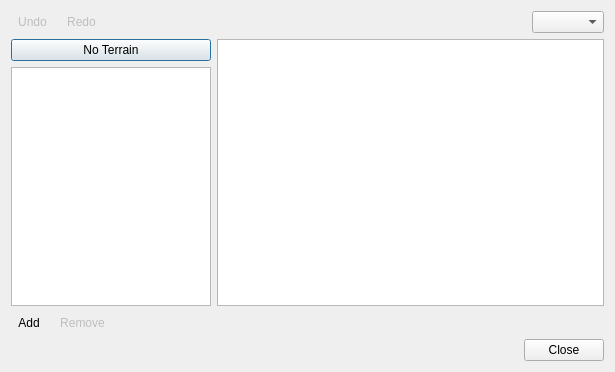
mapeditor/tiled, file src/tiled/editterraindialog.ui: the form before one commit.
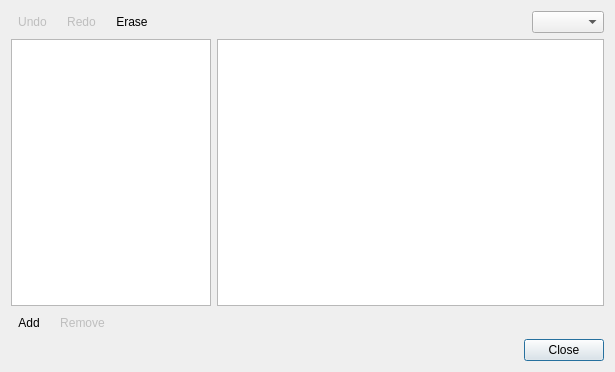
The form after the commit. Icons and pictures are not drawn. Custom widgets are drawn as their Qt base class.

Commit message:
Tried to make erasing terrain information less confusing
Now the tileset view shows a gray overlay indicating where terrain
information is specified, and the "No Terrain" button has been replaced
with one saying "Erase", which does not affect the tileset view when
toggled.

Patch:
```diff
--- a/src/tiled/editterraindialog.ui
+++ b/src/tiled/editterraindialog.ui
@@ -56,6 +56,26 @@
        </property>
       </widget>
      </item>
+     <item>
+      <widget class="QToolButton" name="eraseTerrain">
+       <property name="text">
+        <string>Erase</string>
+       </property>
+       <property name="icon">
+        <iconset resource="tiled.qrc">
+         <normaloff>:/images/22x22/stock-tool-eraser.png</normaloff>:/images/22x22/stock-tool-eraser.png</iconset>
+       </property>
+       <property name="checkable">
+        <bool>true</bool>
+       </property>
+       <property name="toolButtonStyle">
+        <enum>Qt::ToolButtonTextBesideIcon</enum>
+       </property>
+       <property name="autoRaise">
+        <bool>true</bool>
+       </property>
+      </widget>
+     </item>
      <item>
       <spacer name="horizontalSpacer_2">
        <property name="orientation">
@@ -78,16 +98,6 @@
     <layout class="QHBoxLayout" name="horizontalLayout_2">
      <item>
       <layout class="QVBoxLayout" name="verticalLayout">
-       <item>
-        <widget class="QPushButton" name="clearTerrain">
-         <property name="text">
-          <string>No Terrain</string>
-         </property>
-         <property name="checkable">
-          <bool>true</bool>
-         </property>
-        </widget>
-       </item>
        <item>
         <widget class="Tiled::Internal::TerrainView" name="terrainList">
          <property name="maximumSize">
```
Left out of the diff: 3 changed lines with no effect on the pictures. The commit also changes 4 other files.
